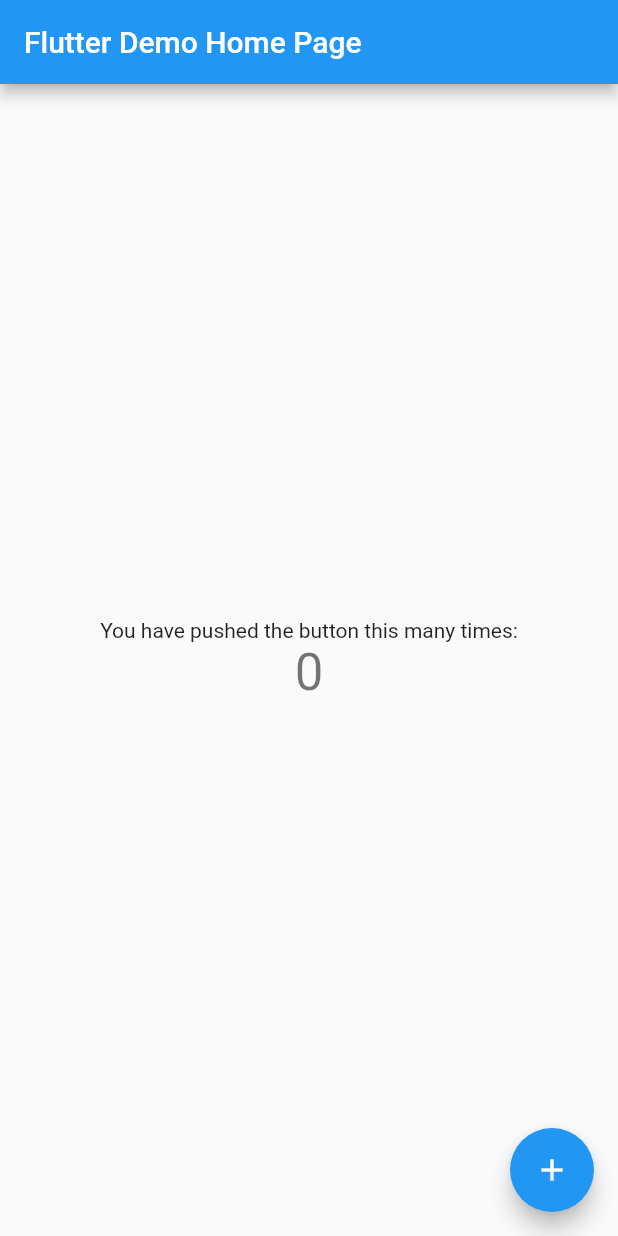
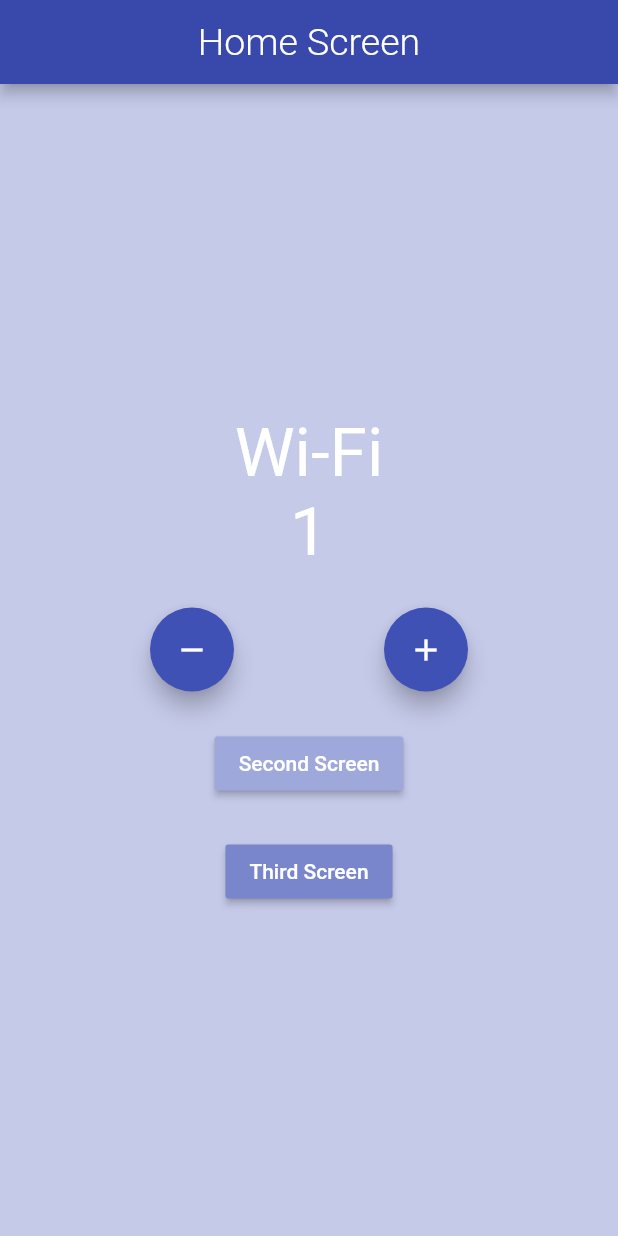
Before and after one commit to elifbilgep/BuildContextDeepLook, a Flutter app: the screen it shows after launch, on a phone screen of 412 x 824 dp. Run offline on Flutter 3.47's test engine with Material 2 defaults, Android fonts, the phone set to English and light mode, and no system bars; our stand-ins replace bloc, connectivity_plus, flutter_bloc.

Commit message:
fixed errors

```diff
--- /dev/null
+++ b/lib/constants/enums.dart
@@ -0,0 +1,4 @@
+enum ConnectionType {
+  Wifi,
+  Mobile,
+}
--- /dev/null
+++ b/lib/logic/cubit/counter_cubit.dart
@@ -0,0 +1,15 @@
+import 'package:bloc/bloc.dart';
+
+import 'package:meta/meta.dart';
+
+part 'counter_state.dart';
+
+class CounterCubit extends Cubit<CounterState> {//CounterCubit uygulamanın beyin fonksiyonlarını taşır
+  CounterCubit() : super(CounterState(counterValue: 0));// super metodu içerisinde CounterState'in initial değerini atadık
+
+  void increment() => emit(//yeni state counter değeri bir arttırılıp emit edilir
+      CounterState(counterValue: state.counterValue + 1, wasIncremented: true));
+
+  void decrement() => emit(CounterState(
+      counterValue: state.counterValue - 1, wasIncremented: false));
+}
--- /dev/null
+++ b/lib/logic/cubit/counter_state.dart
@@ -0,0 +1,11 @@
+part of 'counter_cubit.dart';
+
+class CounterState {
+  int counterValue;
+  bool wasIncremented;
+
+  CounterState({//CounterState'inden br nesne çağrıldığında verilecek değerleri constructor içerisinde giriyoruz
+    @required this.counterValue,//kesinlikle girilmesi gerektiği için @required ekliyoruz
+    this.wasIncremented,
+  });
+}
--- /dev/null
+++ b/lib/logic/cubit/internet_cubit.dart
@@ -0,0 +1,47 @@
+import 'dart:async';
+
+import 'package:bloc/bloc.dart';
+import 'package:build_cntext_deep/constants/enums.dart';
+import 'package:connectivity_plus/connectivity_plus.dart';
+import 'package:meta/meta.dart';
+
+part 'internet_state.dart';
+
+class InternetCubit extends Cubit<InternetState> {
+  //InternetCubitimizde ise beyin fonksiyonları kullandık.
+  final Connectivity connectivity; // connectivity_plus paketini çağırdık
+  StreamSubscription
+      connectivityStreamSubscription; //Ve cihazdaki interneti dinleyebilmek için bir abonelik başlattık
+
+  InternetCubit({@required this.connectivity}) : super(InternetLoading()) {
+    //InternetCubit çağırıldığı an cihazdaki internet sorgulansın diye InternetCubit içersinde Constructor olarak monitorInternet metodunu girdik.
+    monitorInternetConnection();
+  }
+
+  StreamSubscription<ConnectivityResult> monitorInternetConnection() {
+    // bu fonksiyon bize bir StreamSubscription döndürüyor ve bu sayede aslında plugini de StremSubscription ile dinlemiş oluyoruz..
+    return connectivityStreamSubscription =
+        connectivity.onConnectivityChanged.listen((connectivityResult) {
+      // pluginin verdiği cevaplara göre yeni stateler emit ediliyor.
+      if (connectivityResult == ConnectivityResult.wifi) {
+        emitInternetConnected(ConnectionType.Wifi);
+      } else if (connectivityResult == ConnectivityResult.mobile) {
+        emitInternetConnected(ConnectionType.Mobile);
+      } else if (connectivityResult == ConnectivityResult.none) {
+        emitInternetDisconnected();
+      }
+    });
+  }
+
+  void emitInternetConnected(ConnectionType _connectionType) =>
+      emit(InternetConnected(connectionType: _connectionType));
+
+  void emitInternetDisconnected() => emit(InternetDisconnected());
+
+  @override
+  Future<void> close() {
+    connectivityStreamSubscription
+        .cancel(); // ve unutmadan stream subscription'ı kapatıyoruz.
+    return super.close();
+  }
+}
--- /dev/null
+++ b/lib/logic/cubit/internet_state.dart
@@ -0,0 +1,18 @@
+part of 'internet_cubit.dart';
+
+@immutable
+abstract class InternetState {
+} //bu sınıftan nesne üretmeyeceğimiz, sadece extend edeceğimiz için abstract tanımlıyoruz
+
+class InternetLoading extends InternetState {
+} //ve internet'in olabileceği durumlara göre statelerini tanımlıyoruz=> internet durumu öğreniliyor, bağlı,bağlı değil
+
+class InternetConnected extends InternetState {
+  final ConnectionType
+      connectionType;
+//enum olarak belirlediğimiz connection typeları eğer internet connected ise IntrnetConnect state'i InternetCubit'de emit olurken hangi tipte olduğu da girilsin diye required olarak istedik.
+
+  InternetConnected({@required this.connectionType});
+}
+
+class InternetDisconnected extends InternetState {}
--- a/lib/main.dart
+++ b/lib/main.dart
@@ -1,113 +1,50 @@
+import 'package:build_cntext_deep/presentation/router/app_router.dart';
 import 'package:flutter/material.dart';
+import 'package:connectivity_plus/connectivity_plus.dart';
+import 'package:flutter_bloc/flutter_bloc.dart';
+
+import 'logic/cubit/counter_cubit.dart';
+import 'logic/cubit/internet_cubit.dart';
 
 void main() {
-  runApp(MyApp());
+  runApp(MyApp(
+    appRouter: AppRouter(),
+    connectivity:
+        Connectivity(), // uygulamamız başlar başlamaz connectivity pluginini çağırıp InternetCubit'imize instance'ı yolluyoruz
+  ));
 }
 
 class MyApp extends StatelessWidget {
-  // This widget is the root of your application.
+  final AppRouter appRouter;
+  final Connectivity connectivity;
+
+  const MyApp({
+    Key key,
+    @required this.appRouter,
+    @required this.connectivity,
+  }) : super(key: key);
+
   @override
   Widget build(BuildContext context) {
-    return MaterialApp(
-      title: 'Flutter Demo',
-      theme: ThemeData(
-        // This is the theme of your application.
-        //
-        // Try running your application with "flutter run". You'll see the
-        // application has a blue toolbar. Then, without quitting the app, try
-        // changing the primarySwatch below to Colors.green and then invoke
-        // "hot reload" (press "r" in the console where you ran "flutter run",
-        // or simply save your changes to "hot reload" in a Flutter IDE).
-        // Notice that the counter didn't reset back to zero; the application
-        // is not restarted.
-        primarySwatch: Colors.blue,
+    return MultiBlocProvider(
+      //hem Counter'ın hem de Internet'in cubit'ini kullanacağımız için Multi şeklinde tanımlıyoruz
+      providers: [
+        BlocProvider<InternetCubit>(
+          create: (context) => InternetCubit(connectivity: connectivity),
+        ),
+        BlocProvider<CounterCubit>(
+          create: (context) => CounterCubit(),
+        ),
+      ], // tüm sayfalarda Cubitlerimin statelerine ulaşmak için MaterialApp'in de üstünde provide ediyoum. Yani Global bir access
+      child: MaterialApp(
+        debugShowCheckedModeBanner: false,
+        title: 'Flutter Demo',
+        theme: ThemeData(
+          primarySwatch: Colors.blue,
+          visualDensity: VisualDensity.adaptivePlatformDensity,
+        ),
+        onGenerateRoute: appRouter.onGenerateRoute,
       ),
-      home: MyHomePage(title: 'Flutter Demo Home Page'),
     );
   }
 }
-
-class MyHomePage extends StatefulWidget {
-  MyHomePage({Key key, this.title}) : super(key: key);
-
-  // This widget is the home page of your application. It is stateful, meaning
-  // that it has a State object (defined below) that contains fields that affect
-  // how it looks.
-
-  // This class is the configuration for the state. It holds the values (in this
-  // case the title) provided by the parent (in this case the App widget) and
-  // used by the build method of the State. Fields in a Widget subclass are
-  // always marked "final".
-
-  final String title;
-
-  @override
-  _MyHomePageState createState() => _MyHomePageState();
-}
-
-class _MyHomePageState extends State<MyHomePage> {
-  int _counter = 0;
-
-  void _incrementCounter() {
-    setState(() {
-      // This call to setState tells the Flutter framework that something has
-      // changed in this State, which causes it to rerun the build method below
-      // so that the display can reflect the updated values. If we changed
-      // _counter without calling setState(), then the build method would not be
-      // called again, and so nothing would appear to happen.
-      _counter++;
-    });
-  }
-
-  @override
-  Widget build(BuildContext context) {
-    // This method is rerun every time setState is called, for instance as done
-    // by the _incrementCounter method above.
-    //
-    // The Flutter framework has been optimized to make rerunning build methods
-    // fast, so that you can just rebuild anything that needs updating rather
-    // than having to individually change instances of widgets.
-    return Scaffold(
-      appBar: AppBar(
-        // Here we take the value from the MyHomePage object that was created by
-        // the App.build method, and use it to set our appbar title.
-        title: Text(widget.title),
-      ),
-      body: Center(
-        // Center is a layout widget. It takes a single child and positions it
-        // in the middle of the parent.
-        child: Column(
-          // Column is also a layout widget. It takes a list of children and
-          // arranges them vertically. By default, it sizes itself to fit its
-          // children horizontally, and tries to be as tall as its parent.
-          //
-          // Invoke "debug painting" (press "p" in the console, choose the
-          // "Toggle Debug Paint" action from the Flutter Inspector in Android
-          // Studio, or the "Toggle Debug Paint" command in Visual Studio Code)
-          // to see the wireframe for each widget.
-          //
-          // Column has various properties to control how it sizes itself and
-          // how it positions its children. Here we use mainAxisAlignment to
-          // center the children vertically; the main axis here is the vertical
-          // axis because Columns are vertical (the cross axis would be
-          // horizontal).
-          mainAxisAlignment: MainAxisAlignment.center,
-          children: <Widget>[
-            Text(
-              'You have pushed the button this many times:',
-            ),
-            Text(
-              '$_counter',
-              style: Theme.of(context).textTheme.headline4,
-            ),
-          ],
-        ),
-      ),
-      floatingActionButton: FloatingActionButton(
-        onPressed: _incrementCounter,
-        tooltip: 'Increment',
-        child: Icon(Icons.add),
-      ), // This trailing comma makes auto-formatting nicer for build methods.
-    );
-  }
-}
--- /dev/null
+++ b/lib/presentation/router/app_router.dart
@@ -0,0 +1,35 @@
+import 'package:build_cntext_deep/presentation/screens/home_screen.dart';
+import 'package:build_cntext_deep/presentation/screens/second_screen.dart';
+import 'package:build_cntext_deep/presentation/screens/third_screen.dart';
+import 'package:flutter/material.dart';
+
+
+class AppRouter {
+  Route onGenerateRoute(RouteSettings settings) {
+    switch (settings.name) {
+      case '/':
+        return MaterialPageRoute(
+          builder: (_) => HomeScreen(
+            title: "Home Screen",
+            color: Colors.indigo.shade600,
+          ),
+        );
+      case '/second':
+        return MaterialPageRoute(
+          builder: (_) => SecondScreen(
+            title: "Second Screen",
+            color: Colors.black,
+          ),
+        );
+      case '/third':
+        return MaterialPageRoute(
+          builder: (_) => ThirdScreen(
+            title: "Thirst Screen",
+            color: Colors.greenAccent,
+          ),
+        );
+      default:
+        return null;
+    }
+  }
+}
--- /dev/null
+++ b/lib/presentation/screens/home_screen.dart
@@ -0,0 +1,163 @@
+import 'package:build_cntext_deep/constants/enums.dart';
+import 'package:build_cntext_deep/logic/cubit/counter_cubit.dart';
+import 'package:build_cntext_deep/logic/cubit/internet_cubit.dart';
+import 'package:flutter/material.dart';
+import 'package:flutter_bloc/flutter_bloc.dart';
+
+
+class HomeScreen extends StatefulWidget {
+  HomeScreen({Key key, this.title, this.color}) : super(key: key);
+
+  final String title;
+  final Color color;
+
+  @override
+  _HomeScreenState createState() => _HomeScreenState();
+}
+
+class _HomeScreenState extends State<HomeScreen> {
+  @override
+  Widget build(BuildContext context) {
+    return BlocListener<InternetCubit, InternetState>(
+      listener: (context, state) {
+        if (state is InternetConnected &&
+            state.connectionType == ConnectionType.Wifi) {
+          BlocProvider.of<CounterCubit>(context).increment();
+          //context.watch<CounterCubit>().increment();
+        } else if (state is InternetConnected &&
+            state.connectionType == ConnectionType.Mobile) {
+          BlocProvider.of<CounterCubit>(context).increment();
+        } else if (state is InternetDisconnected) {
+          BlocProvider.of<CounterCubit>(context).decrement();
+          // context.watch<CounterCubit>().decrement();
+        }
+      },
+      child: Scaffold(
+        backgroundColor: Colors.indigo.shade100,
+        appBar: AppBar(
+          centerTitle: true,
+          backgroundColor: widget.color,
+          title: Text(
+            widget.title,
+            style: TextStyle(fontWeight: FontWeight.w300, fontSize: 25),
+          ),
+        ),
+        body: Center(
+          child: Column(
+            mainAxisAlignment: MainAxisAlignment.center,
+            children: <Widget>[
+              BlocBuilder<InternetCubit, InternetState>(
+                builder: (context, state) {
+                  if (state is InternetConnected &&
+                      state.connectionType == ConnectionType.Wifi) {
+                    return Text(
+                      'Wi-Fi',
+                      style: TextStyle(color: Colors.white, fontSize: 45),
+                    );
+                  } else if (state is InternetConnected &&
+                      state.connectionType == ConnectionType.Mobile) {
+                    return Text(
+                      'Mobile',
+                      style: Theme.of(context).textTheme.headline3.copyWith(
+                            color: Colors.red,
+                          ),
+                    );
+                  } else if (state is InternetDisconnected) {
+                    return Text(
+                      'Disconnected',
+                      style: Theme.of(context).textTheme.headline3.copyWith(
+                            color: Colors.grey,
+                          ),
+                    );
+                  }
+                  return CircularProgressIndicator();
+                },
+              ),
+              BlocConsumer<CounterCubit, CounterState>(
+                listener: (context, state) {
+                  if (state.wasIncremented == true) {
+                    Scaffold.of(context).showSnackBar(
+                      SnackBar(
+                        content: Text('Incremented!'),
+                        duration: Duration(milliseconds: 300),
+                      ),
+                    );
+                  } else if (state.wasIncremented == false) {
+                    Scaffold.of(context).showSnackBar(
+                      SnackBar(
+                        content: Text('Decremented!'),
+                        duration: Duration(milliseconds: 300),
+                      ),
+                    );
+                  }
+                },
+                builder: (context, state) {
+                  return Text(
+                    state.counterValue.toString(),
+                    style: TextStyle(color: Colors.white, fontSize: 45),
+                  );
+                },
+              ),
+              SizedBox(
+                height: 24,
+              ),
+              Row(
+                mainAxisAlignment: MainAxisAlignment.spaceEvenly,
+                children: [
+                  FloatingActionButton(
+                    backgroundColor: Colors.indigo,
+                    heroTag: Text('${widget.title}'),
+                    onPressed: () {
+                      BlocProvider.of<CounterCubit>(context).decrement();
+                    },
+                    tooltip: 'Decrement',
+                    child: Icon(Icons.remove),
+                  ),
+                  FloatingActionButton(
+                    backgroundColor: Colors.indigo,
+                    heroTag: Text('${widget.title} 2nd'),
+                    onPressed: () {
+                      BlocProvider.of<CounterCubit>(context).increment();
+                    },
+                    tooltip: 'Increment',
+                    child: Icon(Icons.add),
+                  ),
+                ],
+              ),
+              SizedBox(
+                height: 24,
+              ),
+              MaterialButton(
+                color: Colors.indigo.shade200,
+                child: Text(
+                  'Second Screen',
+                  style: TextStyle(color: Colors.white),
+                ),
+                onPressed: () {
+                  Navigator.of(context).pushNamed(
+                    '/second',
+                  );
+                },
+              ),
+              SizedBox(
+                height: 24,
+              ),
+              MaterialButton(
+                color: Colors.indigo.shade300,
+                child: Text(
+                  'Third Screen',
+                  style: TextStyle(color: Colors.white),
+                ),
+                onPressed: () {
+                  Navigator.of(context).pushNamed(
+                    '/third',
+                  );
+                },
+              ),
+            ],
+          ),
+        ),
+      ),
+    );
+  }
+}
--- a/pubspec.yaml
+++ b/pubspec.yaml
@@ -28,6 +28,8 @@
   # The following adds the Cupertino Icons font to your application.
   # Use with the CupertinoIcons class for iOS style icons.
   cupertino_icons: ^1.0.2
+  connectivity_plus: ^0.5.0
+  flutter_bloc: ^6.0.5
 
 dev_dependencies:
   flutter_test:
```
Also changed, not shown: lib/presentation/screens/second_screen.dart (added, +104 -0 lines), lib/presentation/screens/third_screen.dart (added, +126 -0 lines), pubspec.lock.
